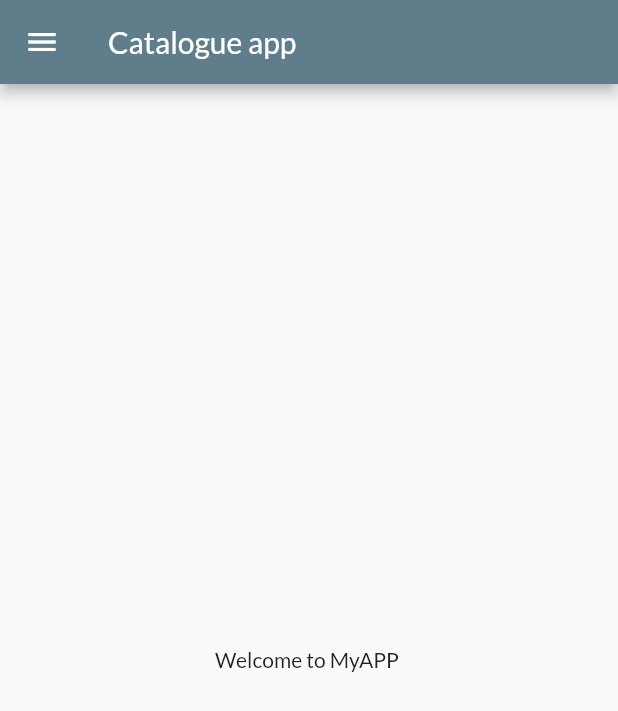
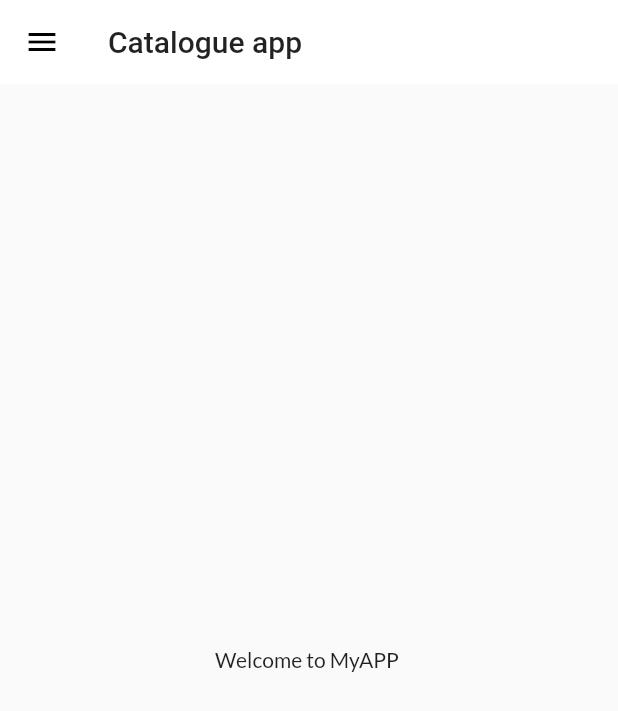
Before and after one commit to sameerzf/Flutter-1, a Flutter app: the screen it shows after launch, on a phone screen of 412 x 824 dp. Shown: the top 711 px of the screen. Run offline on Flutter 3.47's test engine with Material 2 defaults, Android fonts, the phone set to English and light mode, and no system bars; our stand-ins replace google_fonts.

Commit message:
themes completed

```diff
--- a/lib/main.dart
+++ b/lib/main.dart
@@ -1,5 +1,6 @@
 import 'package:flutter/material.dart';
 import 'package:flutter_catalog/utils/routes.dart';
+import 'package:flutter_catalog/widgets/themes.dart';
 import 'package:google_fonts/google_fonts.dart';
 
 import 'home_page.dart';
@@ -24,9 +25,8 @@ class MyApp extends StatelessWidget {
     return MaterialApp(
       debugShowCheckedModeBanner: false,
       // darkTheme for dark and theme for light
-      theme: ThemeData(
-          primarySwatch: Colors.blueGrey,
-          fontFamily: GoogleFonts.lato().fontFamily),
+      //Theme code is written in themes.dart in lib/widget folder
+      theme: MyTheme.lightTheme(context),
       //darkTheme: ThemeData(
       //brightness: Brightness.dark,),
       //themeMode: ThemeMode.dark,
--- /dev/null
+++ b/lib/widgets/themes.dart
@@ -0,0 +1,18 @@
+import 'package:flutter/material.dart';
+import 'package:google_fonts/google_fonts.dart';
+
+class MyTheme {
+  static ThemeData lightTheme(BuildContext context) => ThemeData(
+      appBarTheme: AppBarTheme(
+        color: Colors.white,
+        elevation: 0.0,
+        iconTheme: IconThemeData(color: Colors.black),
+        titleTextStyle: Theme.of(context).textTheme.titleLarge,
+        toolbarTextStyle: Theme.of(context).textTheme.bodyMedium,
+      ),
+      primarySwatch: Colors.blueGrey,
+      fontFamily: GoogleFonts.lato().fontFamily);
+
+  static ThemeData darkTheme(BuildContext context) =>
+      ThemeData(brightness: Brightness.dark);
+}
```
